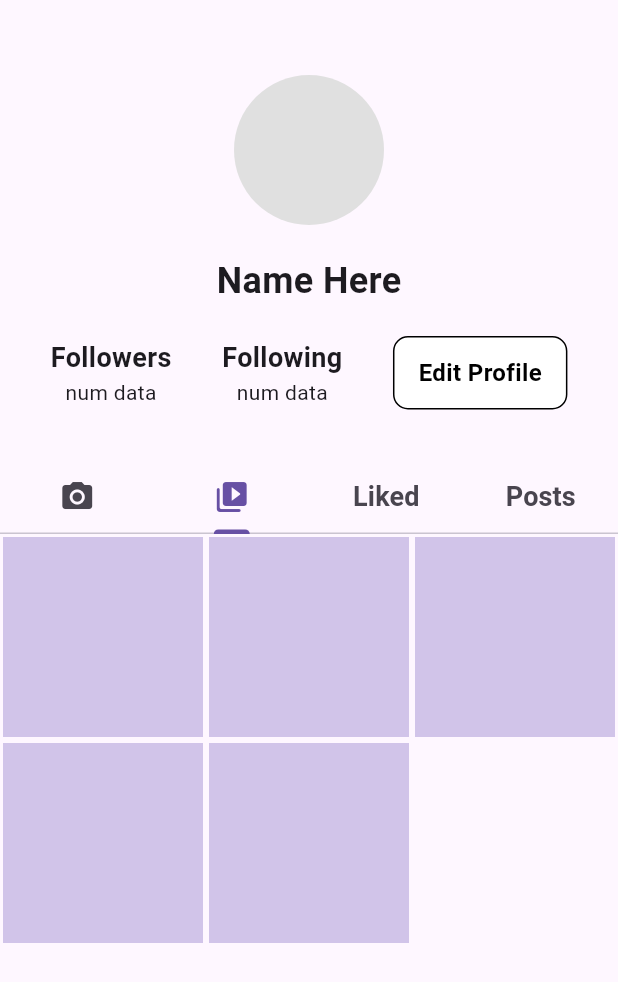
After one commit to AKateYang/myculinarycompass, a Flutter app: the ProfilePage screen opened directly, tab 2 chosen, after a tap on "Edit Profile", on a phone screen of 412 x 824 dp. The commit adds this screen. Shown: the top 982 px of the screen. Run offline on Flutter 3.47's test engine with Material 3 defaults, Android fonts, the light colour scheme and no system bars; our stand-ins replace get, shared_preferences; accounts and stored records are empty.

Commit message:
fixed profile design

```diff
--- a/mobile/lib/navbar.dart
+++ b/mobile/lib/navbar.dart
@@ -1,7 +1,7 @@
 import 'package:flutter/material.dart';
 import 'package:flutter/services.dart';
 import 'package:mobile/pages/newfeed.dart';
-import 'package:mobile/pages/profile.dart';
+import 'package:mobile/pages/account/profile.dart';
 import 'package:mobile/pages/saved.dart';
 
 import 'utils/helper.dart';
--- /dev/null
+++ b/mobile/lib/pages/account/image_tab.dart
@@ -0,0 +1,45 @@
+import 'package:flutter/material.dart';
+import 'package:mobile/utils/helper.dart';
+
+class ImageTab extends StatelessWidget {
+  const ImageTab({Key? key}) : super(key: key);
+
+  // Replace with your backend API endpoint
+  static const String backendUrl =
+      'https://myculinarycompass-0c8901cce626.herokuapp.com/assets';
+
+  @override
+  Widget build(BuildContext context) {
+    return FutureBuilder(
+      // Replace with your API call to fetch image URLs
+      // You may use a Future or a package like dio/http to make the API call
+      future: fetchImageUrls(),
+      builder: (context, AsyncSnapshot<List<String>> snapshot) {
+        if (snapshot.connectionState == ConnectionState.waiting) {
+          return Center(child: CircularProgressIndicator());
+        } else if (snapshot.hasError) {
+          return Center(child: Text('Error: ${snapshot.error}'));
+        } else if (!snapshot.hasData || snapshot.data!.isEmpty) {
+          return Center(child: Text('No images available.'));
+        } else {
+          List<String> imageUrls = snapshot.data!;
+
+          return GridView.builder(
+            itemCount: imageUrls.length,
+            gridDelegate:
+                SliverGridDelegateWithFixedCrossAxisCount(crossAxisCount: 3),
+            itemBuilder: (context, index) {
+              return Padding(
+                padding: const EdgeInsets.all(2.0),
+                child: Image.network(
+                  '$backendUrl/${imageUrls[index]}',
+                  fit: BoxFit.cover,
+                ),
+              );
+            },
+          );
+        }
+      },
+    );
+  }
+}
--- a/mobile/lib/pages/profile.dart
+++ b/mobile/lib/pages/account/profile.dart
@@ -1,5 +1,10 @@
+import 'package:flutter/foundation.dart';
 import 'package:flutter/material.dart';
 import 'package:get/get_connect/http/src/utils/utils.dart';
+import 'package:mobile/pages/account/image_tab.dart';
+import 'package:mobile/pages/account/liked_tab.dart';
+import 'package:mobile/pages/account/post_tab.dart';
+import 'package:mobile/pages/account/video_tab.dart';
 import 'package:mobile/widgets/round_button.dart';
 
 class ProfilePage extends StatefulWidget {
@@ -33,11 +38,13 @@ class _ProfilePageState extends State<ProfilePage> {
 
   @override
   Widget build(BuildContext context) {
-    return Scaffold(
+    return DefaultTabController(
+      length: 4,
+      child: Scaffold(
         body: Column(
           children: [
             Padding(
-            padding: const EdgeInsets.all(60.0),
+              padding: EdgeInsets.only(top: 50, bottom: 20),
               child: Row(
                 mainAxisAlignment: MainAxisAlignment.center,
                 children: [
@@ -54,6 +61,21 @@ class _ProfilePageState extends State<ProfilePage> {
               ),
             ),
             Container(
+              child: Padding(
+                padding: const EdgeInsets.only(bottom: 20),
+                child: Column(children: [
+                  Text(
+                    "Name Here",
+                    style: TextStyle(
+                      fontWeight: FontWeight.bold,
+                      fontSize: 24,
+                    ),
+                  )
+                ]),
+              ),
+            ),
+            Padding(
+              padding: EdgeInsets.only(bottom: 35),
               child: Row(
                 mainAxisAlignment: MainAxisAlignment.spaceEvenly,
                 children: [
@@ -61,8 +83,8 @@ class _ProfilePageState extends State<ProfilePage> {
                     children: [
                       Text(
                         "Followers",
-                      style:
-                          TextStyle(fontWeight: FontWeight.bold, fontSize: 24),
+                        style: TextStyle(
+                            fontWeight: FontWeight.bold, fontSize: 18),
                       ),
                       Text("num data"),
                     ],
@@ -70,15 +92,16 @@ class _ProfilePageState extends State<ProfilePage> {
                   Column(
                     children: [
                       Text(
-                      "Followers",
-                      style:
-                          TextStyle(fontWeight: FontWeight.bold, fontSize: 24),
+                        "Following",
+                        style: TextStyle(
+                            fontWeight: FontWeight.bold, fontSize: 18),
                       ),
                       Text("num data"),
                     ],
                   ),
                   RoundedButton(
-                  backgroundColor: const Color.fromARGB(255, 34, 34, 34),
+                    backgroundColor: Colors.white,
+                    textColor: Colors.black,
                     onPressed: () {
                       // Handle button press
                       print('Button Pressed!');
@@ -87,8 +110,41 @@ class _ProfilePageState extends State<ProfilePage> {
                   ),
                 ],
               ),
+            ),
+            TabBar(
+              tabs: [
+                Tab(
+                  icon: Icon(Icons.photo_camera),
+                ),
+                Tab(
+                  icon: Icon(Icons.video_collection_rounded),
+                ),
+                Tab(
+                  icon: Text(
+                    "Liked",
+                    style: TextStyle(fontWeight: FontWeight.bold, fontSize: 18),
+                  ),
+                ),
+                Tab(
+                  icon: Text(
+                    "Posts",
+                    style: TextStyle(fontWeight: FontWeight.bold, fontSize: 18),
+                  ),
+                ),
+              ],
+            ),
+            Expanded(
+              child: TabBarView(
+                children: [
+                  ImageTab(),
+                  VideoTab(),
+                  LikedTab(),
+                  PostTab(),
+                ],
+              ),
             )
           ],
+        ),
       ),
     );
 
--- /dev/null
+++ b/mobile/lib/pages/account/video_tab.dart
@@ -0,0 +1,20 @@
+import 'package:flutter/material.dart';
+
+class VideoTab extends StatelessWidget {
+  const VideoTab({super.key});
+
+  @override
+  Widget build(BuildContext context) {
+    return GridView.builder(
+      itemCount: 5,
+      gridDelegate:
+          SliverGridDelegateWithFixedCrossAxisCount(crossAxisCount: 3),
+      itemBuilder: (context, index) {
+        return Padding(
+          padding: const EdgeInsets.all(2.0),
+          child: Container(color: Colors.deepPurple[100]),
+        );
+      },
+    );
+  }
+}
--- a/mobile/lib/utils/helper.dart
+++ b/mobile/lib/utils/helper.dart
@@ -122,3 +122,36 @@ Future<bool> userProfileAvailble() async {
   }
   return false;
 }
+
+Future<List<String>> fetchImageUrls() async {
+  final SharedPreferences prefs = await SharedPreferences.getInstance();
+  final String? userDataString = prefs.getString('user_data');
+
+  if (userDataString != null) {
+    Map<String, dynamic> userData = jsonDecode(userDataString);
+    Map<String, String> headers = {'Content-type': 'application/json'};
+    var userId = userData['id'];
+
+    var url = Uri.http(addr, 'posts/$userId');
+    final response = await http.get(url, headers: headers);
+
+    if (response.statusCode == 200) {
+      final List<dynamic> data = json.decode(response.body);
+
+      // Extract 'filePath' from each post object, handling null values
+      final List<String> imageUrls = data
+          .map((post) => post['picturePath']
+              as String?) // Use String? to handle potential null values
+          .where((filePath) => filePath != null) // Filter out null values
+          .cast<String>() // Cast to non-nullable String
+          .toList();
+
+      return imageUrls;
+    }
+    //   } else {
+    //     // throw Exception('Failed to load image URLs');
+    //   }
+  }
+  throw Exception('Failed to load image URLs');
+  // return null;
+}
--- a/mobile/lib/widgets/round_button.dart
+++ b/mobile/lib/widgets/round_button.dart
@@ -22,7 +22,8 @@ class RoundedButton extends StatelessWidget {
         padding: EdgeInsets.symmetric(vertical: 12, horizontal: 16),
         decoration: BoxDecoration(
           color: backgroundColor,
-          borderRadius: BorderRadius.circular(20),
+          borderRadius: BorderRadius.circular(10),
+          border: Border.all(color: Colors.black),
         ),
         child: Text(
           text,
```
Also changed, not shown: mobile/lib/pages/account/liked_tab.dart (added, +20 -0 lines), mobile/lib/pages/account/post_tab.dart (added, +20 -0 lines). Lines whose indentation alone changed are shown as unchanged.
